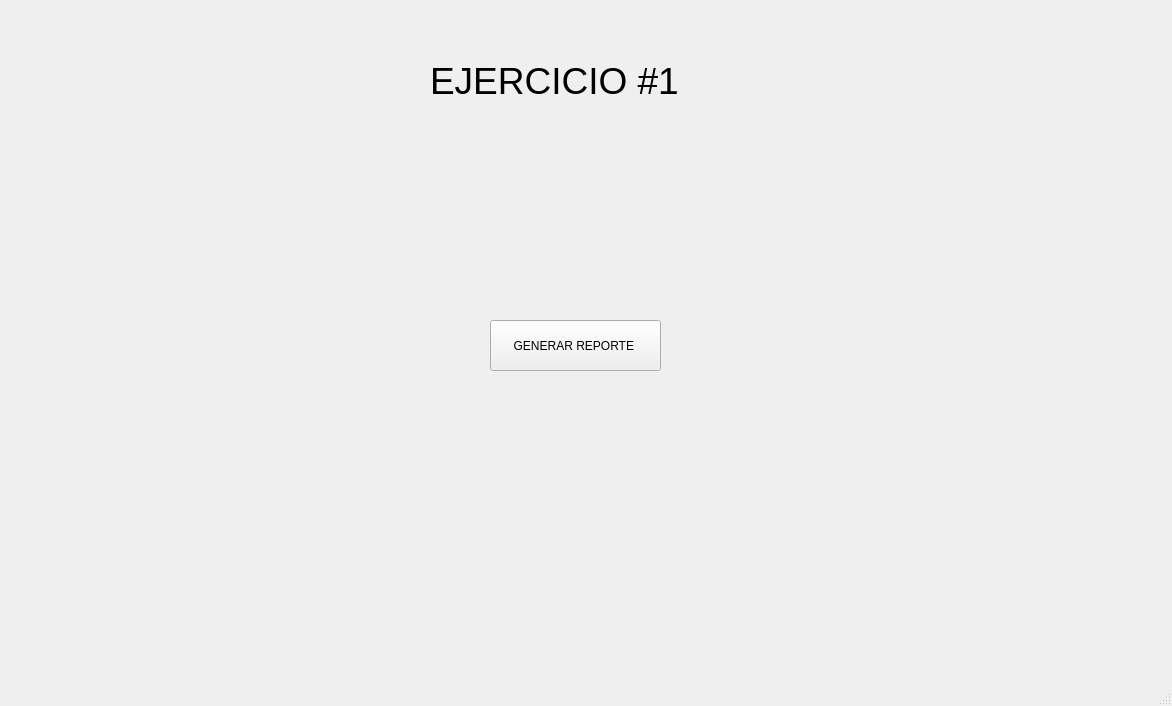
Above: Lab7_JonnyGomez/cframe.ui from Alejandrocart4/Lab7_6_JonnyGomez before the change. Below: the same form after it.
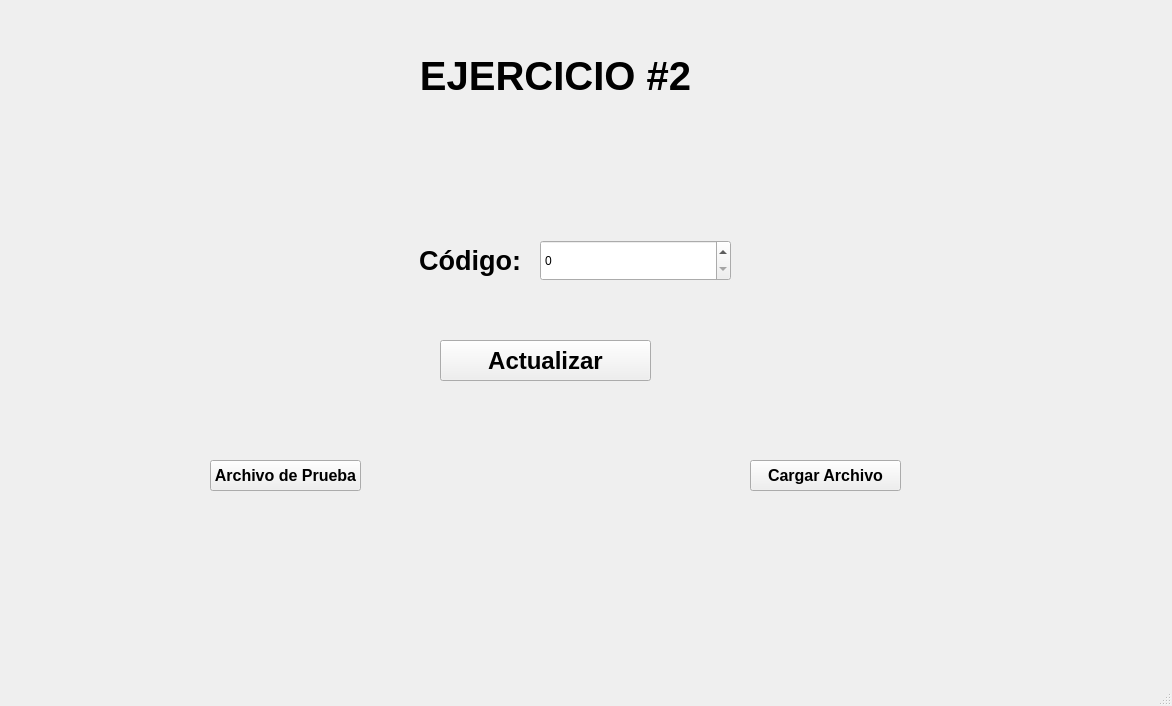
That is the form after the change. The open tabs and pages were chosen to show the change.

```diff
--- a/Lab7_JonnyGomez/cframe.ui
+++ b/Lab7_JonnyGomez/cframe.ui
@@ -108,6 +108,12 @@
         <height>51</height>
        </rect>
       </property>
+      <property name="font">
+       <font>
+        <pointsize>10</pointsize>
+        <bold>true</bold>
+       </font>
+      </property>
       <property name="text">
        <string>GENERAR REPORTE </string>
       </property>
@@ -117,13 +123,14 @@
        <rect>
         <x>430</x>
         <y>50</y>
-        <width>301</width>
+        <width>311</width>
         <height>61</height>
        </rect>
       </property>
       <property name="font">
        <font>
-        <pointsize>28</pointsize>
+        <pointsize>30</pointsize>
+        <bold>true</bold>
        </font>
       </property>
       <property name="text">
@@ -131,6 +138,218 @@
       </property>
      </widget>
     </widget>
+    <widget class="QWidget" name="page_3">
+     <widget class="QSpinBox" name="SPB_Codigo">
+      <property name="geometry">
+       <rect>
+        <x>540</x>
+        <y>240</y>
+        <width>191</width>
+        <height>41</height>
+       </rect>
+      </property>
+     </widget>
+     <widget class="QPushButton" name="botonActualizar">
+      <property name="geometry">
+       <rect>
+        <x>440</x>
+        <y>340</y>
+        <width>211</width>
+        <height>41</height>
+       </rect>
+      </property>
+      <property name="font">
+       <font>
+        <pointsize>18</pointsize>
+        <bold>true</bold>
+       </font>
+      </property>
+      <property name="cursor">
+       <cursorShape>PointingHandCursor</cursorShape>
+      </property>
+      <property name="text">
+       <string>Actualizar</string>
+      </property>
+     </widget>
+     <widget class="QPushButton" name="botonCargarProductos">
+      <property name="geometry">
+       <rect>
+        <x>750</x>
+        <y>460</y>
+        <width>151</width>
+        <height>31</height>
+       </rect>
+      </property>
+      <property name="font">
+       <font>
+        <pointsize>12</pointsize>
+        <bold>true</bold>
+       </font>
+      </property>
+      <property name="cursor">
+       <cursorShape>PointingHandCursor</cursorShape>
+      </property>
+      <property name="text">
+       <string>Cargar Archivo</string>
+      </property>
+     </widget>
+     <widget class="QLabel" name="label1_3">
+      <property name="geometry">
+       <rect>
+        <x>330</x>
+        <y>40</y>
+        <width>451</width>
+        <height>71</height>
+       </rect>
+      </property>
+      <property name="font">
+       <font>
+        <pointsize>30</pointsize>
+        <bold>true</bold>
+       </font>
+      </property>
+      <property name="text">
+       <string>EJERCICIO #2</string>
+      </property>
+      <property name="alignment">
+       <set>Qt::AlignmentFlag::AlignCenter</set>
+      </property>
+     </widget>
+     <widget class="QLabel" name="label_6">
+      <property name="geometry">
+       <rect>
+        <x>370</x>
+        <y>240</y>
+        <width>151</width>
+        <height>41</height>
+       </rect>
+      </property>
+      <property name="font">
+       <font>
+        <pointsize>20</pointsize>
+        <bold>true</bold>
+       </font>
+      </property>
+      <property name="text">
+       <string>Código:</string>
+      </property>
+      <property name="alignment">
+       <set>Qt::AlignmentFlag::AlignRight|Qt::AlignmentFlag::AlignTrailing|Qt::AlignmentFlag::AlignVCenter</set>
+      </property>
+     </widget>
+     <widget class="QPushButton" name="botonCargarProductos_2">
+      <property name="geometry">
+       <rect>
+        <x>210</x>
+        <y>460</y>
+        <width>151</width>
+        <height>31</height>
+       </rect>
+      </property>
+      <property name="font">
+       <font>
+        <pointsize>12</pointsize>
+        <bold>true</bold>
+       </font>
+      </property>
+      <property name="cursor">
+       <cursorShape>PointingHandCursor</cursorShape>
+      </property>
+      <property name="text">
+       <string>Archivo de Prueba</string>
+      </property>
+     </widget>
+    </widget>
+    <widget class="QWidget" name="page_4">
+     <widget class="QPushButton" name="botonCargarArchivo">
+      <property name="geometry">
+       <rect>
+        <x>440</x>
+        <y>290</y>
+        <width>281</width>
+        <height>51</height>
+       </rect>
+      </property>
+      <property name="font">
+       <font>
+        <pointsize>18</pointsize>
+        <bold>true</bold>
+       </font>
+      </property>
+      <property name="cursor">
+       <cursorShape>PointingHandCursor</cursorShape>
+      </property>
+      <property name="text">
+       <string>Cargar Archivo</string>
+      </property>
+     </widget>
+     <widget class="QPushButton" name="botonGenerar3">
+      <property name="geometry">
+       <rect>
+        <x>440</x>
+        <y>190</y>
+        <width>281</width>
+        <height>51</height>
+       </rect>
+      </property>
+      <property name="font">
+       <font>
+        <pointsize>18</pointsize>
+        <bold>true</bold>
+       </font>
+      </property>
+      <property name="cursor">
+       <cursorShape>PointingHandCursor</cursorShape>
+      </property>
+      <property name="text">
+       <string>Generar Archivo</string>
+      </property>
+     </widget>
+     <widget class="QPushButton" name="botonEstadisticas">
+      <property name="geometry">
+       <rect>
+        <x>440</x>
+        <y>390</y>
+        <width>281</width>
+        <height>51</height>
+       </rect>
+      </property>
+      <property name="font">
+       <font>
+        <pointsize>18</pointsize>
+        <bold>true</bold>
+       </font>
+      </property>
+      <property name="cursor">
+       <cursorShape>PointingHandCursor</cursorShape>
+      </property>
+      <property name="text">
+       <string>Generar Estadísticas</string>
+      </property>
+     </widget>
+     <widget class="QLabel" name="label1_4">
+      <property name="geometry">
+       <rect>
+        <x>360</x>
+        <y>50</y>
+        <width>451</width>
+        <height>71</height>
+       </rect>
+      </property>
+      <property name="font">
+       <font>
+        <pointsize>30</pointsize>
+        <bold>true</bold>
+       </font>
+      </property>
+      <property name="text">
+       <string>EJERCICIO #3</string>
+      </property>
+      <property name="alignment">
+       <set>Qt::AlignmentFlag::AlignCenter</set>
+      </property>
+     </widget>
+    </widget>
    </widget>
   </widget>
   <widget class="QMenuBar" name="menubar">
```
Left out of the diff: 2 changed lines with no effect on the pictures.
